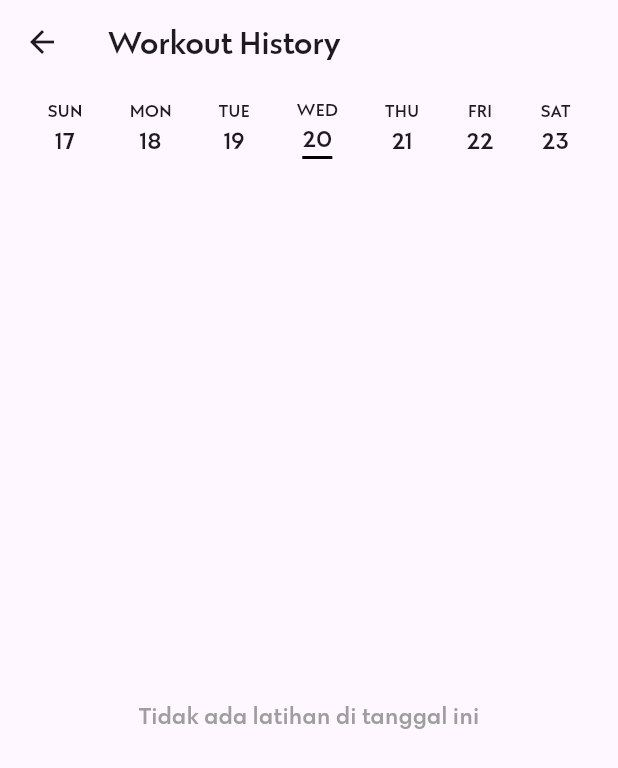
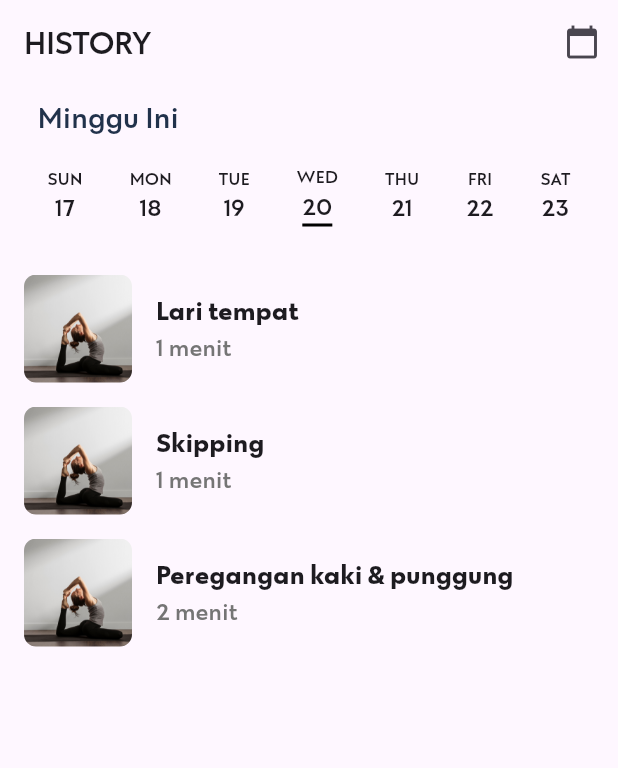
Before and after one commit to DivaAji/healthify, a Flutter app: the WorkoutHistory screen opened directly, on a phone screen of 412 x 824 dp. Shown: the top 768 px of the screen. Run offline on Flutter 3.47's test engine with Material 3 defaults, Android fonts, the phone set to English and light mode, and no system bars; our stand-ins replace camera, carousel_slider, dio, image_picker; network calls fail.

Commit message:
new update

```diff
--- a/lib/screens/history/history_screen.dart
+++ b/lib/screens/history/history_screen.dart
@@ -14,7 +14,7 @@ class _WorkoutHistoryState extends State<WorkoutHistory> {
   Map<DateTime, List<Map<String, String>>> latihanProgram = {
     DateTime(2024, 11, 20): [
       {
-        'tanggal': '2024-11-20', // Menambahkan tanggal ke setiap latihan
+        'tanggal': '2024-11-20',
         'kategori': 'Kelincahan',
         'step': 'Lari tempat',
         'durasi': '1 menit',
@@ -53,33 +53,103 @@ class _WorkoutHistoryState extends State<WorkoutHistory> {
     ],
   };
 
+  Future<void> _selectDate(BuildContext context) async {
+    final DateTime? pickedDate = await showDatePicker(
+      context: context,
+      initialDate: _selectedDate,
+      firstDate: DateTime(2000),
+      lastDate: DateTime(2100),
+      builder: (context, child) {
+        return Theme(
+          data: Theme.of(context).copyWith(
+            colorScheme: ColorScheme.light(
+              primary: const Color.fromRGBO(
+                  0, 139, 144, 1), // Warna utama (header dan tombol)
+              onPrimary: Colors.white, // Warna teks pada header
+              onSurface: const Color.fromARGB(
+                  255, 45, 45, 45), // Warna teks pada kalender
+            ),
+            textButtonTheme: TextButtonThemeData(
+              style: TextButton.styleFrom(
+                foregroundColor:
+                    const Color.fromRGBO(0, 139, 144, 1), // Warna tombol
+              ),
+            ),
+          ),
+          child: child!,
+        );
+      },
+    );
+    if (pickedDate != null && pickedDate != _selectedDate) {
+      setState(() {
+        _selectedDate = pickedDate;
+      });
+    }
+  }
+
   @override
   Widget build(BuildContext context) {
     return Scaffold(
       appBar: AppBar(
-        title: Text('Workout History'),
+        title: const Text('HISTORY'),
+        automaticallyImplyLeading: false,
+        actions: [
+          IconButton(
+            icon: const Icon(Icons.calendar_today),
+            onPressed: () => _selectDate(context),
+            tooltip: 'Pilih Tanggal',
+          ),
+        ],
       ),
       body: Column(
         children: [
           Padding(
-            padding: const EdgeInsets.symmetric(horizontal: 16.0, vertical: 8.0),
+            padding: const EdgeInsets.symmetric(horizontal: 25.0, vertical: 8),
+            child: Align(
+              alignment: Alignment.centerLeft, // Rata kiri
+              child: Text(
+                'Minggu Ini',
+                style: TextStyle(
+                  fontSize: 20,
+                  fontWeight: FontWeight.normal,
+                  color: Color.fromRGBO(33, 50, 75, 1),
+                ),
+              ),
+            ),
+          ),
+
+          // Komponen Mingguan
+          Padding(
+            padding:
+                const EdgeInsets.symmetric(horizontal: 16.0, vertical: 8.0),
             child: Row(
               mainAxisAlignment: MainAxisAlignment.spaceAround,
               children: List.generate(7, (index) {
-                final date = _selectedDate.add(Duration(days: index - _selectedDate.weekday));
+                final date = _selectedDate
+                    .add(Duration(days: index - _selectedDate.weekday));
                 return GestureDetector(
                   onTap: () => setState(() => _selectedDate = date),
                   child: Column(
                     children: [
                       Text(
-                        ['SUN', 'MON', 'TUE', 'WED', 'THU', 'FRI', 'SAT'][date.weekday % 7],
+                        [
+                          'SUN',
+                          'MON',
+                          'TUE',
+                          'WED',
+                          'THU',
+                          'FRI',
+                          'SAT'
+                        ][date.weekday % 7],
                         style: const TextStyle(fontSize: 12),
                       ),
                       Text(
                         '${date.day}',
                         style: const TextStyle(fontSize: 16),
                       ),
-                      if (_selectedDate.day == date.day && _selectedDate.month == date.month && _selectedDate.year == date.year)
+                      if (_selectedDate.day == date.day &&
+                          _selectedDate.month == date.month &&
+                          _selectedDate.year == date.year)
                         Container(
                           height: 2,
                           width: 20,
@@ -92,14 +162,22 @@ class _WorkoutHistoryState extends State<WorkoutHistory> {
             ),
           ),
           const SizedBox(height: 16),
+          // Daftar History Latihan
           Expanded(
-            child: latihanProgram.containsKey(_selectedDate)
+            child: latihanProgram.containsKey(DateTime(
+                    _selectedDate.year, _selectedDate.month, _selectedDate.day))
                 ? ListView.builder(
-                    itemCount: latihanProgram[_selectedDate]!.length,
+                    itemCount: latihanProgram[DateTime(_selectedDate.year,
+                            _selectedDate.month, _selectedDate.day)]!
+                        .length,
                     itemBuilder: (context, index) {
-                      final program = latihanProgram[_selectedDate]![index];
+                      final program = latihanProgram[DateTime(
+                          _selectedDate.year,
+                          _selectedDate.month,
+                          _selectedDate.day)]![index];
                       return Padding(
-                        padding: const EdgeInsets.symmetric(vertical: 8.0, horizontal: 16.0),
+                        padding: const EdgeInsets.symmetric(
+                            vertical: 8.0, horizontal: 16.0),
                         child: Row(
                           children: [
                             ClipRRect(
@@ -130,13 +208,6 @@ class _WorkoutHistoryState extends State<WorkoutHistory> {
                                       color: Colors.grey[600],
                                     ),
                                   ),
-                                  // Text(
-                                  //   'Tanggal: ${program['tanggal']}',
-                                  //   style: const TextStyle(
-                                  //     fontSize: 14,
-                                  //     color: Colors.grey,
-                                  //   ),
-                                  // ),
                                 ],
                               ),
                             ),
--- a/lib/screens/login/login_screen.dart
+++ b/lib/screens/login/login_screen.dart
@@ -1,6 +1,5 @@
 import 'package:flutter/material.dart';
 import 'package:dio/dio.dart';
-import 'package:healthify/screens/home_screen.dart';
 import 'package:healthify/screens/registration/register_screen.dart';
 import 'package:healthify/widgets/button.dart';
 import 'package:healthify/widgets/card.dart';
@@ -69,7 +68,7 @@ class _LoginScreenState extends State<LoginScreen> {
       Navigator.push(
         context,
         MaterialPageRoute(
-          builder: (context) => const HomeScreen(),
+          builder: (context) => const MyNavigationBar(),
         ),
       );
     }
--- a/lib/screens/profil/edit_profil_screen.dart
+++ b/lib/screens/profile/edit_profil_screen.dart
@@ -1,7 +1,7 @@
 import 'package:flutter/material.dart';
 
-class MyWidget extends StatelessWidget {
-  const MyWidget({super.key});
+class EditProfilScreen extends StatelessWidget {
+  const EditProfilScreen({super.key});
 
   @override
   Widget build(BuildContext context) {
--- a/pubspec.yaml
+++ b/pubspec.yaml
@@ -74,9 +74,9 @@ flutter:
     - assets/images/detect_rectangle.png
     - assets/images/rectangle.png
     - assets/images/kelenturan.jpg
-    - assets/images/profil_picture.png
     - assets/images/check.png
     - assets/images/vector.png
+    - assets/images/profile_picture.png
     - assets/icons/upload.png
     - assets/icons/home.png
     - assets/icons/latihan.png
```
Also changed, not shown: lib/screens/home_screen.dart (+0 -14 lines), lib/screens/profile/profile_screen.dart (renamed from lib/screens/profil/profile_screen.dart, +8 -3 lines), lib/screens/registration/faceScan_screen.dart (+8 -5 lines), lib/widgets/navigation_bar.dart (+63 -63 lines), assets/images/profile_picture.png (renamed from assets/images/profil_picture.png).
